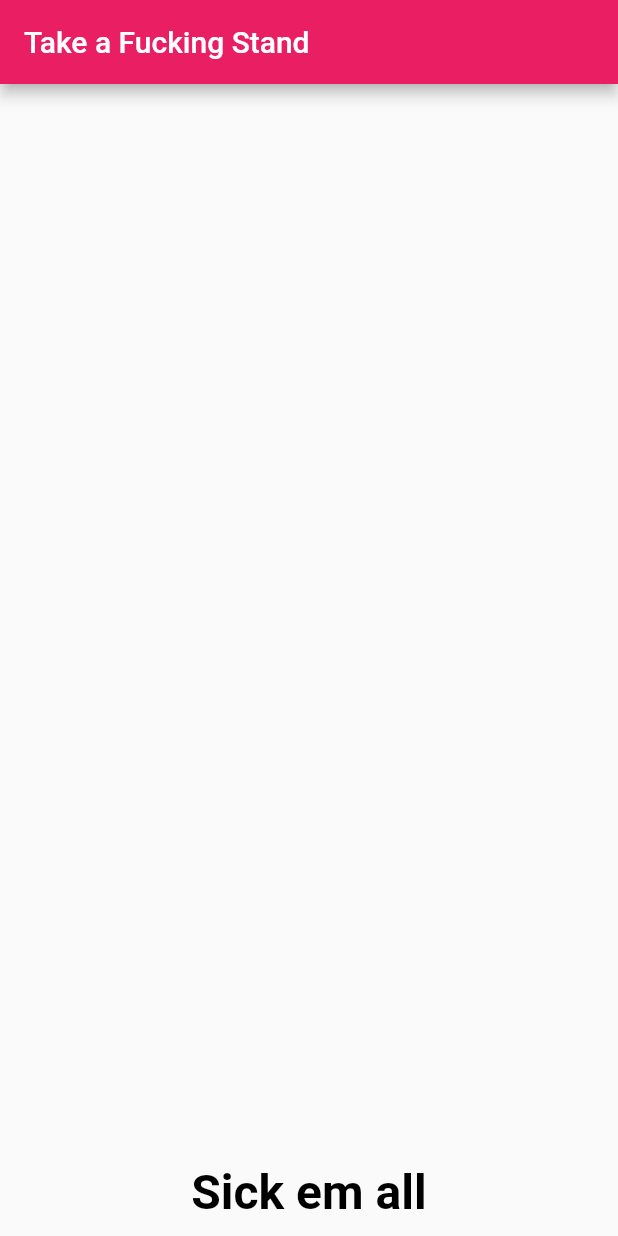
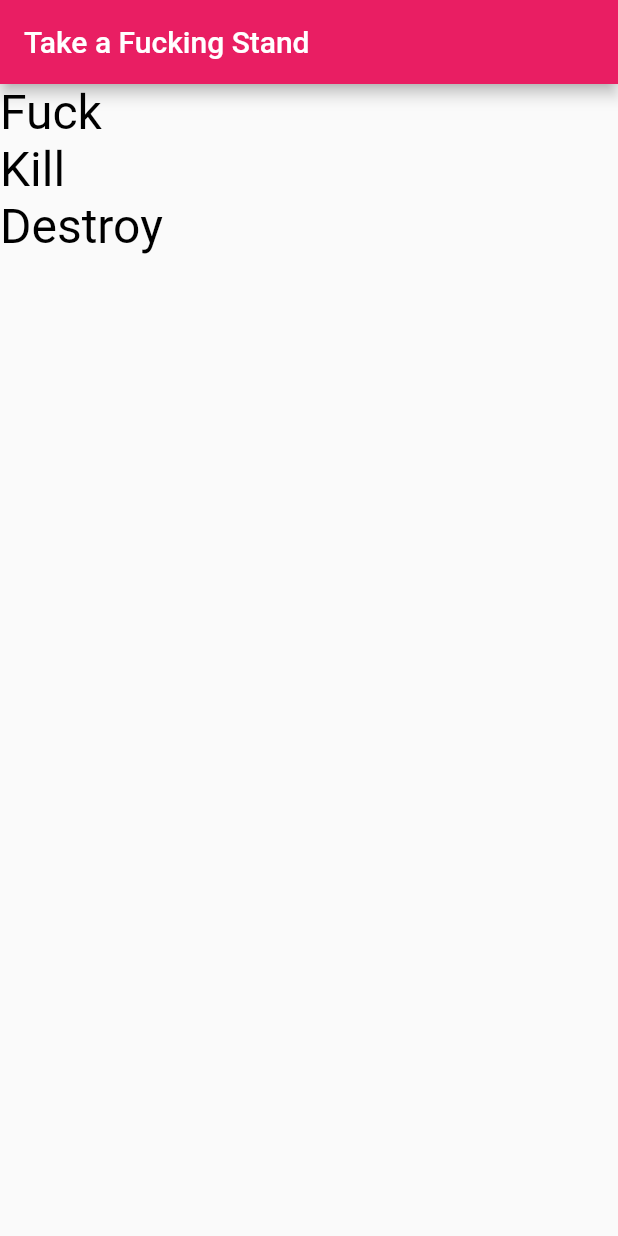
Before and after one commit to shtakai/udonfluttre, a Flutter app: the screen it shows after launch, on a phone screen of 412 x 824 dp. Run offline on Flutter 3.47's test engine with Material 2 defaults, Android fonts, the phone set to English and light mode, and no system bars.

Commit message:
Modify to column

```diff
--- a/lib/main.dart
+++ b/lib/main.dart
@@ -34,17 +34,39 @@ class _MyHomePageState extends State<MyHomePage> {
       appBar: new AppBar(
         title: new Text('Take a Fucking Stand'),
       ),
-      body: Container(
-        child: Text(
-          "Sick em all",
-          style: new TextStyle(
+      body: Column(
+        mainAxisAlignment: MainAxisAlignment.start,
+        mainAxisSize: MainAxisSize.max,
+        crossAxisAlignment: CrossAxisAlignment.start,
+        children: <Widget>[
+          Text(
+            "Fuck",
+            style: TextStyle(
               fontSize: 32.0,
-              color: const Color(0xFF000000),
-              fontWeight: FontWeight.w700,
-              fontFamily: "Roboto"),
-        ),
-        padding: EdgeInsets.all(10.0),
-        alignment: Alignment.bottomCenter,
+              color: Color(0xFF000000),
+              fontWeight: FontWeight.w400,
+              fontFamily: "Roboto",
+            ),
+          ),
+          Text(
+            "Kill",
+            style: TextStyle(
+              fontSize: 32.0,
+              color: Color(0xFF000000),
+              fontWeight: FontWeight.w400,
+              fontFamily: "Roboto",
+            ),
+          ),
+          Text(
+            "Destroy",
+            style: TextStyle(
+              fontSize: 32.0,
+              color: Color(0xFF000000),
+              fontWeight: FontWeight.w400,
+              fontFamily: "Roboto",
+            ),
+          ),
+        ],
       ),
     );
   }
```
